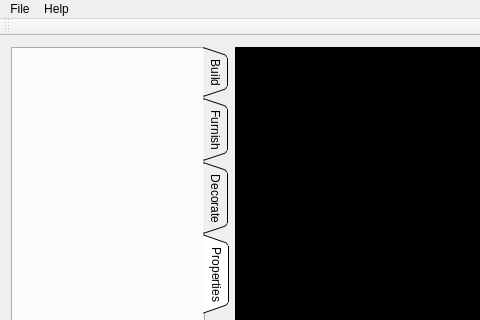
Blackcatn13/HouseDesigner, file thothwindow.ui: the form before one commit; both pictures show x 0 to 480 and y 0 to 320 of the 999 by 671 pixel window.
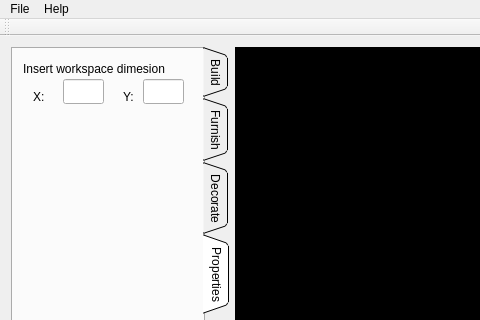
The form after the commit. The open tabs and pages were chosen to show the change. Custom widgets are drawn as their Qt base class.

Commit message: Created gui textboxes for grid management.

The edit to the form file:
```diff
--- a/thothwindow.ui
+++ b/thothwindow.ui
@@ -120,6 +120,65 @@
        <attribute name="title">
         <string>Properties</string>
        </attribute>
+       <widget class="QLabel" name="label">
+        <property name="geometry">
+         <rect>
+          <x>10</x>
+          <y>10</y>
+          <width>181</width>
+          <height>20</height>
+         </rect>
+        </property>
+        <property name="text">
+         <string>Insert workspace dimesion</string>
+        </property>
+       </widget>
+       <widget class="QLineEdit" name="lineEdit">
+        <property name="geometry">
+         <rect>
+          <x>130</x>
+          <y>30</y>
+          <width>41</width>
+          <height>25</height>
+         </rect>
+        </property>
+       </widget>
+       <widget class="QLineEdit" name="lineEdit_2">
+        <property name="geometry">
+         <rect>
+          <x>50</x>
+          <y>30</y>
+          <width>41</width>
+          <height>25</height>
+         </rect>
+        </property>
+       </widget>
+       <widget class="QLabel" name="label_2">
+        <property name="geometry">
+         <rect>
+          <x>20</x>
+          <y>40</y>
+          <width>21</width>
+          <height>16</height>
+         </rect>
+        </property>
+        <property name="text">
+         <string>X:</string>
+        </property>
+       </widget>
+       <widget class="QLabel" name="label_3">
+        <property name="geometry">
+         <rect>
+          <x>110</x>
+          <y>40</y>
+          <width>21</width>
+          <height>16</height>
+         </rect>
+        </property>
+        <property name="text">
+         <string>Y:</string>
+        </property>
+       </widget>
       </widget>
      </widget>
     </item>
```
Left out of the diff: 30 changed lines with no effect on the pictures. The commit also changes 2 other files.
